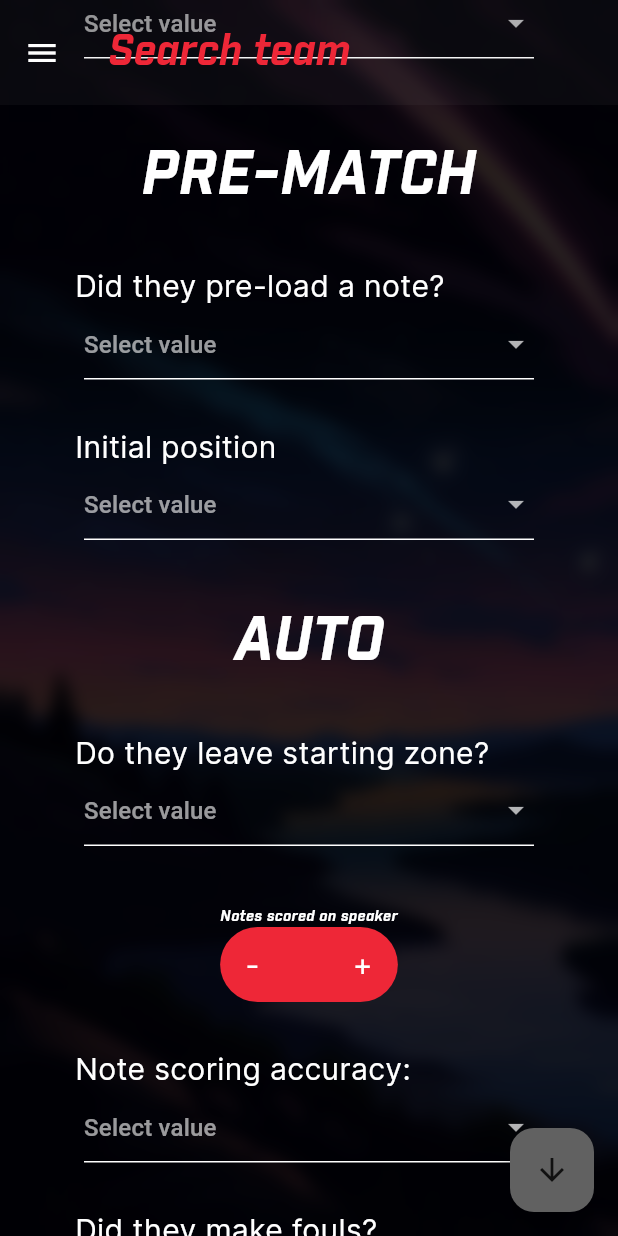
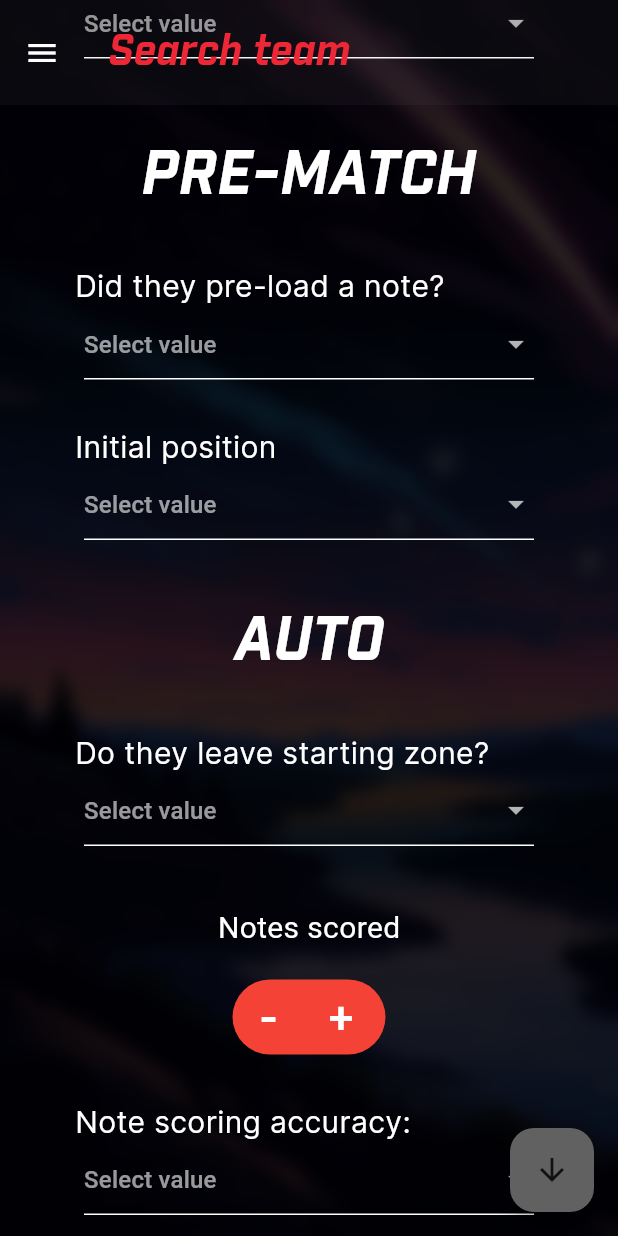
Before and after one commit to armandomm09/rex, a Flutter app: the NewMatchScouting screen opened by its route, scrolled down 576 dp, on a phone screen of 412 x 824 dp. Run offline on Flutter 3.47's test engine with Material 3 defaults, Android fonts, the phone set to English and light mode, and no system bars; our stand-ins replace awesome_snackbar_content, carousel_slider, cloud_firestore, firebase_auth, firebase_core, firebase_storage and 9 more; missing offline and left inert: liquid_pull_refresh, model_viewer_plus, ssh2; accounts and stored records are empty; generated files the repository leaves out were written again; project files that could hold a hidden picture were left out.

Commit message:
text corrections to match scout

```diff
--- a/lib/components/forms/pretty_counter.dart
+++ b/lib/components/forms/pretty_counter.dart
@@ -1,12 +1,14 @@
 import 'package:flutter/material.dart';
 
 class prettyCounter extends StatefulWidget {
+  final String title;
+  final TextEditingController? controller;
+
   const prettyCounter({
     super.key,
     this.controller,
+    required this.title,
   });
-
-  final TextEditingController? controller;
 
   @override
   State<prettyCounter> createState() => _prettyCounterState();
@@ -18,9 +20,14 @@ class _prettyCounterState extends State<prettyCounter> {
   int counter = 0;
   @override
   Widget build(BuildContext context) {
-    return Scaffold(
-        body: Center(
-            child: Container(
+    return Column(
+      children: [
+        Text(
+          widget.title,
+          style: TextStyle(color: Colors.white, fontSize: 20),
+        ),
+        SizedBox(height: 20),
+        Container(
           width: 102,
           height: 50,
           decoration: BoxDecoration(
@@ -30,7 +37,8 @@ class _prettyCounterState extends State<prettyCounter> {
           child: Row(
             children: [
               MaterialButton(
-              shape: CircleBorder(side: BorderSide(color: Colors.transparent)),
+                  shape:
+                      CircleBorder(side: BorderSide(color: Colors.transparent)),
                   minWidth: 3,
                   onPressed: () {
                     setState(() {
@@ -47,7 +55,8 @@ class _prettyCounterState extends State<prettyCounter> {
                   )),
               MaterialButton(
                   minWidth: 3,
-              shape: CircleBorder(side: BorderSide(color: Colors.transparent)),
+                  shape:
+                      CircleBorder(side: BorderSide(color: Colors.transparent)),
                   onPressed: () {
                     setState(() {
                       counter += 1;
@@ -61,6 +70,8 @@ class _prettyCounterState extends State<prettyCounter> {
                   )),
             ],
           ),
-    )));
+        ),
+      ],
+    );
   }
 }
--- a/lib/components/generals/app_text.dart
+++ b/lib/components/generals/app_text.dart
@@ -41,6 +41,8 @@ class AppText extends StatelessWidget {
       return const Color.fromARGB(255, 255, 255, 255);
     } else if (textColor == TextColor.black) {
       return const Color.fromARGB(0, 0, 0, 0);
+    } else if (textColor == TextColor.red) {
+      return const Color.fromARGB(255, 218, 30, 30);
     }
   }
 
--- a/lib/pages/scout/match_scout.dart
+++ b/lib/pages/scout/match_scout.dart
@@ -2,6 +2,7 @@ import 'dart:convert';
 import 'dart:ui';
 
 import 'package:awesome_snackbar_content/awesome_snackbar_content.dart';
+import 'package:chat_app/components/forms/pretty_counter.dart';
 import 'package:chat_app/components/generals/liquid_pull_to_Refresh.dart';
 import 'package:chat_app/components/materialApp/app_drawer.dart';
 import 'package:chat_app/components/generals/app_text.dart';
@@ -343,8 +344,9 @@ class _NewMatchScoutingState extends State<NewMatchScouting> {
         const SizedBox(
           height: 40,
         ),
-        AppCounter(
-          counterTitle: "Notes scored on speaker",
+        AppText(text: "Notes scored in Auto"),
+        prettyCounter(
+          title: "Notes scored",
           controller: autoNotesOnSpeaker,
         ),
         const SizedBox(
@@ -364,24 +366,22 @@ class _NewMatchScoutingState extends State<NewMatchScouting> {
           height: 40,
         ),
         const AppText(
-          text: "Notes scored on:",
+          text: "Notes: ",
           fontSize: 40,
           textColor: TextColor.red,
         ),
         Row(
           mainAxisAlignment: MainAxisAlignment.center,
           children: [
-            AppCounter(
-              counterTitle: "Speaker",
-              //width: 150,
+            prettyCounter(
+              title: "Speaker",
               controller: teleopSpeakerNotesController,
             ),
             const SizedBox(
               width: 20,
             ),
-            AppCounter(
-              counterTitle: "Amp:",
-              //width: 150,
+            prettyCounter(
+              title: "Amp",
               controller: teleopAmpNotesController,
             ),
           ],
@@ -412,17 +412,15 @@ class _NewMatchScoutingState extends State<NewMatchScouting> {
         Row(
           mainAxisAlignment: MainAxisAlignment.center,
           children: [
-            AppCounter(
-              counterTitle: "Times    amplified",
-              //width: 150,
+            prettyCounter(
+              title: "Times amplified",
               controller: teleopTimesAmplifiedController,
             ),
             const SizedBox(
               width: 20,
             ),
-            AppCounter(
-              counterTitle: "Speaker while amped:",
-              //width: 150,
+            prettyCounter(
+              title: "Notes amplified",
               controller: teleopSpeakerAmplifiedController,
             ),
           ],
@@ -738,8 +736,8 @@ class _NewMatchScoutingState extends State<NewMatchScouting> {
         const SizedBox(
           height: 40,
         ),
-        AppCounter(
-          counterTitle: "Notes scored on speaker",
+        prettyCounter(
+          title: "Notes scored",
           controller: autoNotesOnSpeaker,
         ),
         FormDropdown(
@@ -768,24 +766,22 @@ class _NewMatchScoutingState extends State<NewMatchScouting> {
           height: 40,
         ),
         const AppText(
-          text: "Notes scored on:",
+          text: "NOTES ON",
           fontSize: 40,
           textColor: TextColor.base,
         ),
         Row(
           mainAxisAlignment: MainAxisAlignment.center,
           children: [
-            AppCounter(
-              counterTitle: "Speaker",
-              //width: 150,
+            prettyCounter(
+              title: "Speaker",
               controller: teleopSpeakerNotesController,
             ),
             const SizedBox(
               width: 20,
             ),
-            AppCounter(
-              counterTitle: "Amp:",
-              //width: 150,
+            prettyCounter(
+              title: "Amp",
               controller: teleopAmpNotesController,
             ),
           ],
@@ -811,17 +807,15 @@ class _NewMatchScoutingState extends State<NewMatchScouting> {
         Row(
           mainAxisAlignment: MainAxisAlignment.center,
           children: [
-            AppCounter(
-              counterTitle: "Times    amplified",
-              //width: 150,
+            prettyCounter(
+              title: "Times amplified",
               controller: teleopTimesAmplifiedController,
             ),
             const SizedBox(
               width: 20,
             ),
-            AppCounter(
-              counterTitle: "Speaker while amped:",
-              //width: 150,
+            prettyCounter(
+              title: "Speaker amplified",
               controller: teleopSpeakerAmplifiedController,
             ),
           ],
@@ -898,7 +892,7 @@ class _NewMatchScoutingState extends State<NewMatchScouting> {
         const AppText(
           text: "FINAL SCORES",
           fontSize: 40,
-          textColor: TextColor.gray,
+          textColor: TextColor.red,
         ),
         const SizedBox(
           height: 20,
@@ -906,7 +900,7 @@ class _NewMatchScoutingState extends State<NewMatchScouting> {
         const AppText(
           text: "Auto:",
           fontSize: 30,
-          textColor: TextColor.red,
+          textColor: TextColor.base,
         ),
         const SizedBox(
           height: 10,
@@ -921,7 +915,7 @@ class _NewMatchScoutingState extends State<NewMatchScouting> {
         const AppText(
           text: "Teleop:",
           fontSize: 30,
-          textColor: TextColor.red,
+          textColor: TextColor.base,
         ),
         const SizedBox(
           height: 10,
@@ -936,7 +930,7 @@ class _NewMatchScoutingState extends State<NewMatchScouting> {
         const AppText(
           text: "Final:",
           fontSize: 30,
-          textColor: TextColor.red,
+          textColor: TextColor.base,
         ),
         const SizedBox(
           height: 10,
@@ -951,7 +945,7 @@ class _NewMatchScoutingState extends State<NewMatchScouting> {
         const AppText(
           text: "Fouls:",
           fontSize: 30,
-          textColor: TextColor.red,
+          textColor: TextColor.base,
         ),
         const SizedBox(
           height: 10,
@@ -966,12 +960,12 @@ class _NewMatchScoutingState extends State<NewMatchScouting> {
         const AppText(
           text: "COMMENTS:",
           fontSize: 40,
-          textColor: TextColor.gray,
+          textColor: TextColor.base,
         ),
         const AppText(
           text: "Auto:",
           fontSize: 30,
-          textColor: TextColor.red,
+          textColor: TextColor.base,
         ),
         AppTextField(
           hintText: "Auto",
@@ -980,7 +974,7 @@ class _NewMatchScoutingState extends State<NewMatchScouting> {
         const AppText(
           text: "Teleop:",
           fontSize: 30,
-          textColor: TextColor.red,
+          textColor: TextColor.base,
         ),
         AppTextField(
           hintText: "Teleop",
```
Lines whose indentation alone changed are shown as unchanged.
